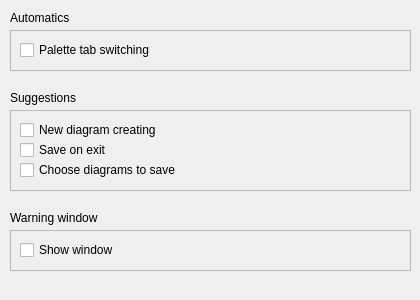
qreal/qreal, file qrgui/dialogs/preferencesPages/behaviourPage.ui: the form before one commit.
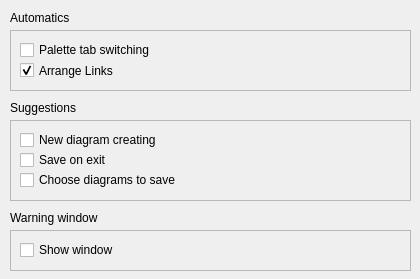
The form after the commit.

Commit message: added new settings option to turn off links arranging. also fixed default value for squarizing

What changed in the file:
```diff
--- a/qrgui/dialogs/preferencesPages/behaviourPage.ui
+++ b/qrgui/dialogs/preferencesPages/behaviourPage.ui
@@ -7,7 +7,7 @@
     <x>0</x>
     <y>0</y>
     <width>420</width>
-    <height>300</height>
+    <height>279</height>
    </rect>
   </property>
   <widget class="QFrame" name="frame_17">
@@ -58,7 +58,7 @@
      <x>10</x>
      <y>30</y>
      <width>401</width>
-     <height>41</height>
+     <height>61</height>
     </rect>
    </property>
    <property name="sizePolicy">
@@ -86,6 +86,22 @@
      <string>Palette tab switching</string>
     </property>
    </widget>
+   <widget class="QCheckBox" name="arrangeLinksCheckBox">
+    <property name="geometry">
+     <rect>
+      <x>10</x>
+      <y>30</y>
+      <width>201</width>
+      <height>21</height>
+     </rect>
+    </property>
+    <property name="text">
+     <string>Arrange Links</string>
+    </property>
+    <property name="checked">
+     <bool>true</bool>
+    </property>
+   </widget>
   </widget>
   <widget class="QLabel" name="label_41">
    <property name="geometry">
@@ -104,7 +120,7 @@
    <property name="geometry">
     <rect>
      <x>10</x>
-     <y>110</y>
+     <y>120</y>
      <width>401</width>
      <height>81</height>
     </rect>
@@ -159,7 +175,7 @@
    <property name="geometry">
     <rect>
      <x>10</x>
-     <y>90</y>
+     <y>100</y>
      <width>201</width>
      <height>16</height>
     </rect>
```
The commit also changes 3 other files.
